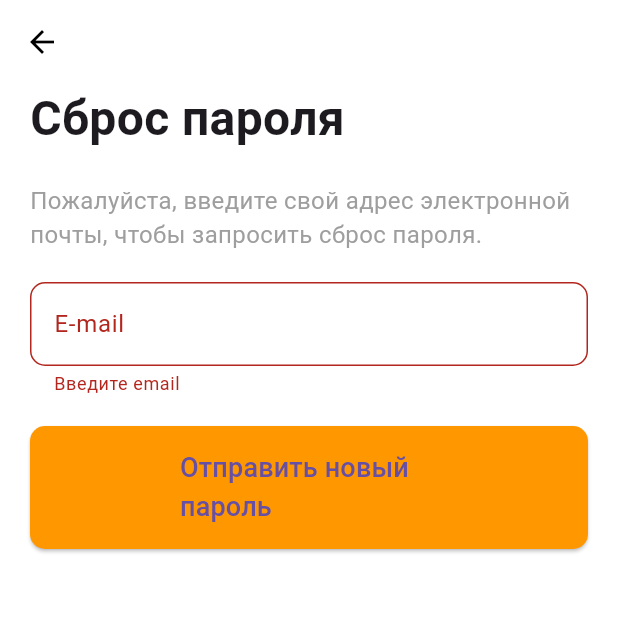
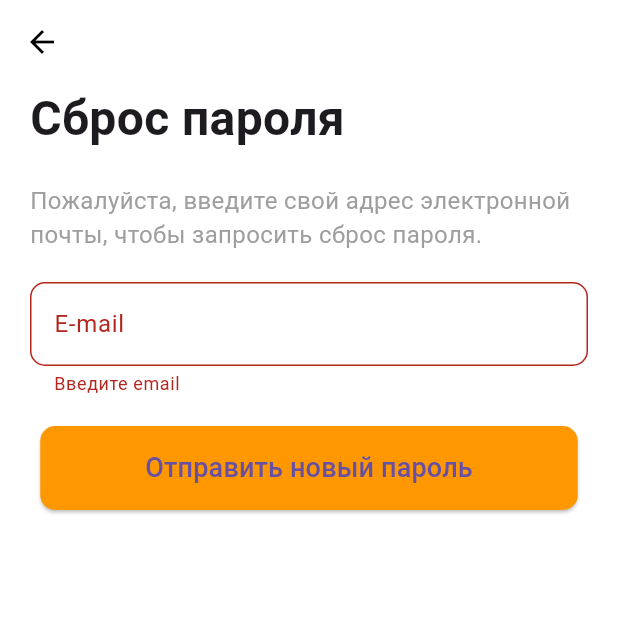
Before and after one commit to Zolomed/food_app, a Flutter app: the ResetPasswordScreen screen opened by its route, after a tap on "Отправить новый пароль", on a phone screen of 412 x 824 dp, the top half of it. Run offline on Flutter 3.47's test engine with Material 3 defaults, Android fonts, the phone set to English and light mode, and no system bars; our stand-ins replace firebase_auth, firebase_core, flutter_multi_formatter; accounts and stored records are empty; generated files the repository leaves out were written again.

```diff
--- a/lib/screens/reset_password_screen.dart
+++ b/lib/screens/reset_password_screen.dart
@@ -1,6 +1,5 @@
+import 'package:firebase_auth/firebase_auth.dart';
 import 'package:flutter/material.dart';
-
-//TODO реализовать правильные переходы
 
 class ResetPasswordScreen extends StatefulWidget {
   @override
@@ -11,14 +10,41 @@ class _ResetPasswordScreenState extends State<ResetPasswordScreen> {
   final TextEditingController emailController = TextEditingController();
   final _formKey = GlobalKey<FormState>();
 
-  void _resetPassword() {
+  void _resetPassword() async {
     if (_formKey.currentState!.validate()) {
-      // Логика отправки запроса на восстановление пароля
-      print('Email для восстановления: ${emailController.text}');
-      ScaffoldMessenger.of(context).showSnackBar(
-        SnackBar(content: Text('Ссылка для восстановления отправлена!')),
-      );
-      Navigator.pop(context); // Возвращаемся на предыдущий экран
+      try {
+        // Отправляем запрос на сброс пароля
+        await FirebaseAuth.instance.sendPasswordResetEmail(
+          email: emailController.text.trim(),
+        );
+
+        // Показываем сообщение об успешной отправке
+        ScaffoldMessenger.of(context).showSnackBar(
+          SnackBar(
+            content: Text(
+              'Ссылка для сброса пароля отправлена на ${emailController.text}. Проверьте почту.',
+            ),
+          ),
+        );
+
+        // Возвращаемся на предыдущий экран
+        Navigator.pop(context);
+      } on FirebaseAuthException catch (e) {
+        // Обрабатываем ошибки Firebase
+        ScaffoldMessenger.of(context).showSnackBar(
+          SnackBar(
+            content: Text('Произошла ошибка: ${e.message}'),
+          ),
+        );
+      } catch (e) {
+        // Обрабатываем другие ошибки
+        ScaffoldMessenger.of(context).showSnackBar(
+          SnackBar(
+            content: Text('Произошла неизвестная ошибка.'),
+          ),
+        );
+        print(e);
+      }
     }
   }
 
@@ -85,8 +111,7 @@ class _ResetPasswordScreenState extends State<ResetPasswordScreen> {
                     shape: RoundedRectangleBorder(
                       borderRadius: BorderRadius.circular(10),
                     ),
-                    padding:
-                        EdgeInsets.symmetric(horizontal: 100, vertical: 15),
+                    padding: EdgeInsets.symmetric(horizontal: 70, vertical: 15),
                   ),
                   child: Text(
                     'Отправить новый пароль',
```
Also changed, not shown: lib/screens/login_screen.dart (+15 -2 lines), lib/screens/register_screen.dart (+19 -8 lines).
